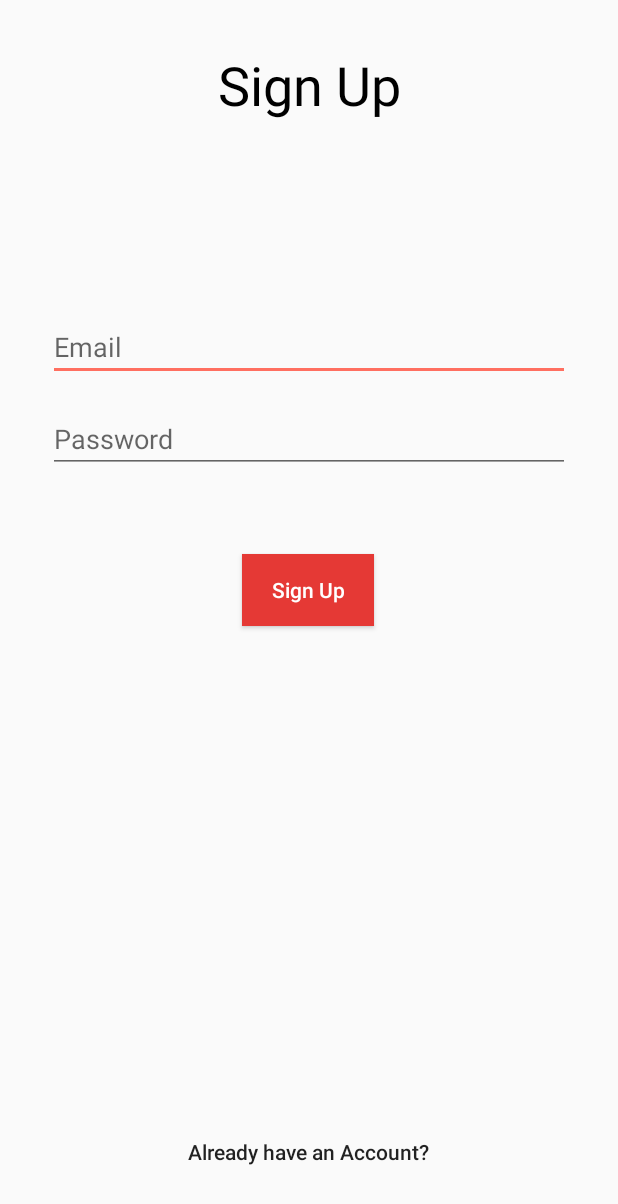
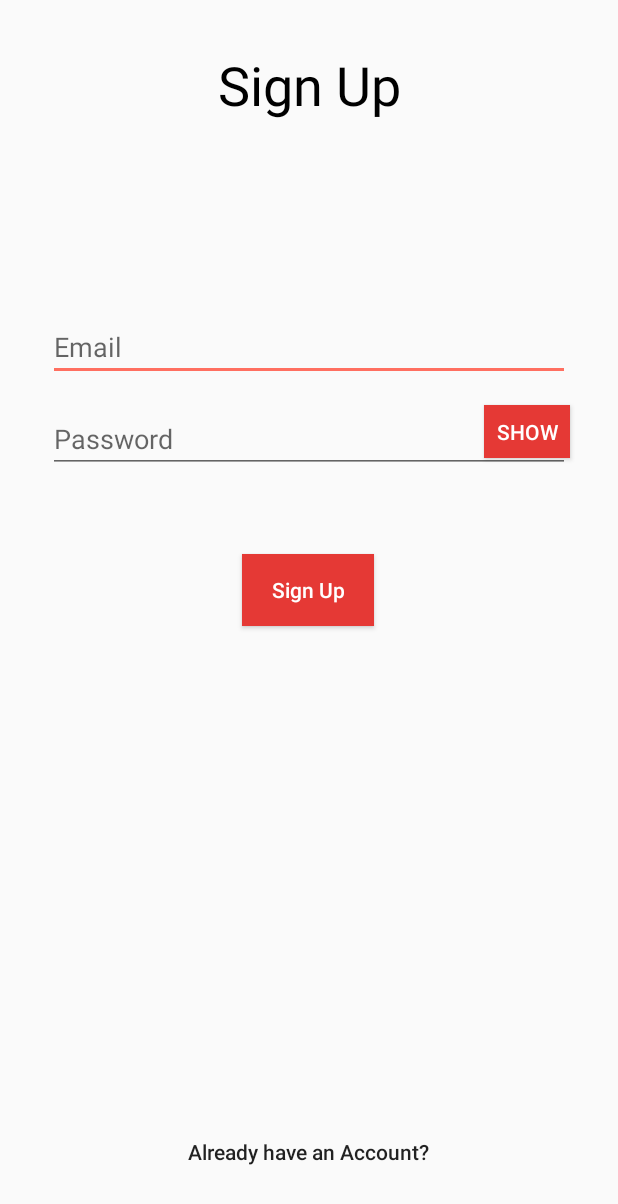
Before and after one commit to jbates888/CharityApp, an Android app: the RegActivity screen opened directly, with no data from a screen before it, on a phone screen of 412 x 824 dp. Shown: the top 1204 px of the screen. Run offline under Robolectric (Android 15) with nearby library versions, the phone set to English and light mode, and no system bars; our stand-ins replace Firebase (no records; nobody signed in at launch, a user with empty details on screens opened directly).

Commit message:
Added show/hide btn to signup page

```diff
--- a/app/src/main/java/com/example/charityapp/RegActivity.java
+++ b/app/src/main/java/com/example/charityapp/RegActivity.java
@@ -5,7 +5,9 @@ import androidx.appcompat.app.AppCompatActivity;
 
 import android.content.Intent;
 import android.os.Bundle;
+import android.text.method.PasswordTransformationMethod;
 import android.view.KeyEvent;
+import android.view.MotionEvent;
 import android.view.View;
 import android.view.inputmethod.EditorInfo;
 import android.widget.Button;
@@ -26,6 +28,7 @@ public class RegActivity extends AppCompatActivity implements View.OnClickListen
     EditText passTxt;
     Button signup;
     Button login;
+    Button passhide;
     ProgressBar progressBar;
 
     private FirebaseAuth mAuth;
@@ -42,9 +45,31 @@ public class RegActivity extends AppCompatActivity implements View.OnClickListen
         signup = findViewById(R.id.signup_btn);
         login = findViewById(R.id.sendToLogin_btn);
         progressBar = findViewById(R.id.regProgBar);
+        passhide = findViewById(R.id.showpass);
 
         signup.setOnClickListener(this);
         login.setOnClickListener(this);
+
+        passhide.setOnTouchListener(new View.OnTouchListener() {
+            @Override
+            public boolean onTouch(View v, MotionEvent event) {
+                // Call the method getAction to determine if the button is up or down
+                switch (event.getAction()) {
+                    // When the button is held show the password and display "hide"
+                    case MotionEvent.ACTION_DOWN: {
+                        passTxt.setTransformationMethod(null);
+                        passhide.setText("Hide");
+                        break;
+                    }
+                    // When the button is not pressed hide the password and display "show"
+                    case MotionEvent.ACTION_UP: {
+                        passTxt.setTransformationMethod(new PasswordTransformationMethod());
+                        passhide.setText("Show");
+                    }
+                }
+                return true;
+            }
+        });
 
         passTxt.setOnEditorActionListener(new TextView.OnEditorActionListener() {
             @Override
@@ -55,6 +80,8 @@ public class RegActivity extends AppCompatActivity implements View.OnClickListen
                 return false;
             }
         });
+
+
 
     }
 
--- a/app/src/main/res/layout/activity_reg.xml
+++ b/app/src/main/res/layout/activity_reg.xml
@@ -87,4 +87,15 @@
         app:layout_constraintStart_toStartOf="parent"
         app:layout_constraintTop_toTopOf="parent" />
 
+    <Button
+        android:id="@+id/showpass"
+        android:layout_width="57dp"
+        android:layout_height="35dp"
+        android:layout_marginEnd="32dp"
+        android:background="#E53935"
+        android:text="@string/showtxt"
+        android:textColor="#FFFFFF"
+        app:layout_constraintEnd_toEndOf="parent"
+        app:layout_constraintTop_toTopOf="@+id/pass_txt" />
+
 </androidx.constraintlayout.widget.ConstraintLayout>
```
